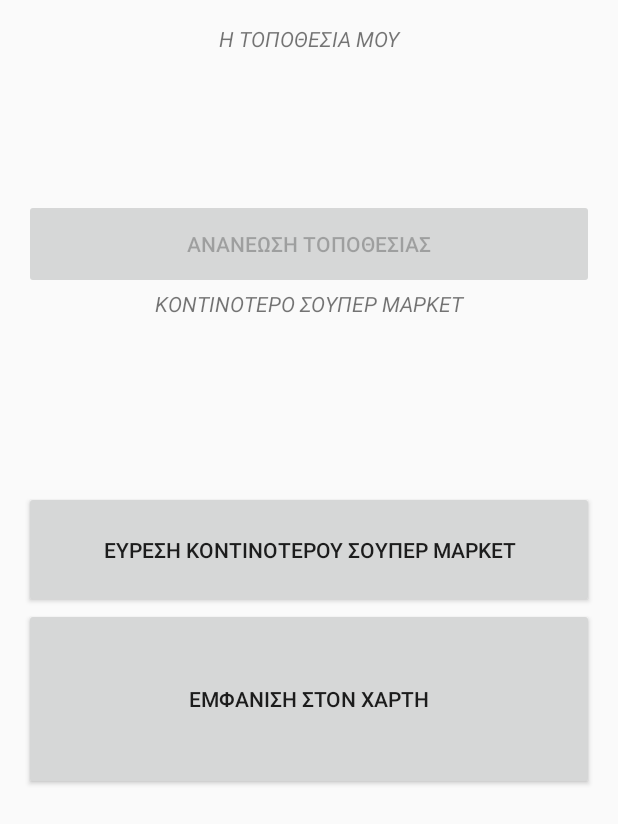
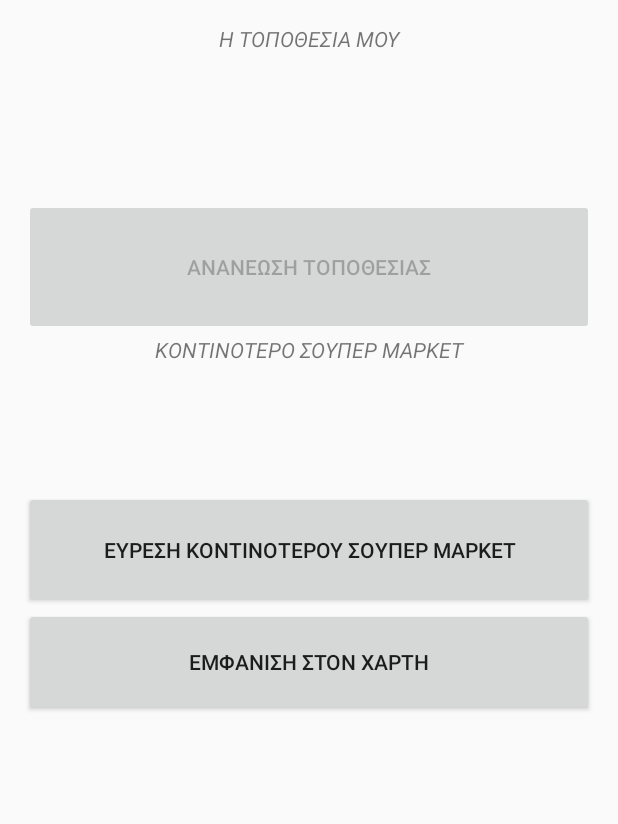
Before and after one commit to Mental1993/LazyTracker, an Android app: the screen it shows after launch (MainActivity), after a tap on "ΕΥΡΕΣΗ ΚΟΝΤΙΝΟΤΕΡΟΥ ΣΟΥΠΕΡ ΜΑΡΚΕΤ", on a phone screen of 412 x 824 dp. Shown: the top 824 px of the screen. Run offline under Robolectric (Android 15) with nearby library versions, the phone set to English and light mode, and no system bars; 2 statements that could not run were skipped; 1 other tap on this screen came first.

Commit message:
Location settings

```diff
--- a/LazyTracker/app/src/main/java/com/example/mental/lazytracker/DatabaseHelper.java
+++ b/LazyTracker/app/src/main/java/com/example/mental/lazytracker/DatabaseHelper.java
@@ -10,6 +10,7 @@ import android.content.ContentValues;
 import android.content.Context;
 import android.database.sqlite.SQLiteDatabase;
 import android.database.sqlite.SQLiteOpenHelper;
+import android.database.sqlite.SQLiteStatement;
 
 public class DatabaseHelper extends SQLiteOpenHelper {
 
@@ -22,7 +23,7 @@ public class DatabaseHelper extends SQLiteOpenHelper {
 
 
     public DatabaseHelper(Context context) {
-        super(context, DATABASE_NAME, null, 1);
+        super(context, DATABASE_NAME, null, 3);
     }
 
     @Override
@@ -50,6 +51,16 @@ public class DatabaseHelper extends SQLiteOpenHelper {
         }
     }
 
+    public void deleteTableData(SQLiteDatabase db) {
+        SQLiteStatement s = db.compileStatement("select count(*) from " + TABLE_NAME);
+        long count = s.simpleQueryForLong();
+        if(count > 0) {
+            db.execSQL("DELETE FROM " + TABLE_NAME);
+        }
+
+
+    }
+
     public Cursor getData() {
         SQLiteDatabase db = this.getWritableDatabase();
         Cursor res = db.rawQuery("select * from " + TABLE_NAME, null);
--- a/LazyTracker/app/src/main/java/com/example/mental/lazytracker/MainActivity.java
+++ b/LazyTracker/app/src/main/java/com/example/mental/lazytracker/MainActivity.java
@@ -32,16 +32,20 @@ import android.widget.Toast;
 
 import java.io.IOException;
 import java.text.DecimalFormat;
+import java.util.ArrayList;
 import java.util.List;
 import java.util.Locale;
 
 public class MainActivity extends Activity implements OnClickListener {
 
+    //Class objects
     DatabaseHelper myDb;
 
     //Number formats
     private static DecimalFormat coordinatesDf = new DecimalFormat(".####");
     private static DecimalFormat distanceDf = new DecimalFormat("###,###.##");
+
+    ArrayList<Location> listLoc;
 
     //Widgets
     private TextView currLocTextView;
@@ -54,13 +58,22 @@ public class MainActivity extends Activity implements OnClickListener {
     private LocationManager locationManager = null;
     private LocationListener locationListener = null;
 
-    //Current Location variables
+    //Launch Location variables
     private Location launchLoc = null;
     private double launchLong = 0;
     private double launchLat = 0;
 
+    //Current Location variables
+    private Location currLoc = null;
+    private double currLong = 0;
+    private double currLat = 0;
+
+
+
     private Boolean flag = false;
     private Boolean networkAvaliableFlag = false;
+    private int index;
+    private float min;
 
 
     @Override
@@ -70,10 +83,13 @@ public class MainActivity extends Activity implements OnClickListener {
 
         locationManager = (LocationManager) getSystemService(Context.LOCATION_SERVICE);
 
+        //locationObject = new LocationClass();
         myDb = new DatabaseHelper(this);
-        insertLocation(myDb, "Super Market 1", 41.090289, 23.549635);
-        insertLocation(myDb, "Super Market 2", 41.090798, 23.547200);
-        insertLocation(myDb, "Super Market 3", 41.092136, 23.552884);
+       // myDb.onCreate(myDb.getWritableDatabase());
+        myDb.deleteTableData(myDb.getWritableDatabase());
+        insertLocation(myDb, "Super Market 1", 23.549635, 41.090289);
+        insertLocation(myDb, "Super Market 2", 23.547200, 41.090798);
+        insertLocation(myDb, "Super Market 3", 23.552884, 41.092136);
 
 
         //Lock screen for always Portrait mode
@@ -94,11 +110,14 @@ public class MainActivity extends Activity implements OnClickListener {
                 return;
             }
             launchLoc = locationManager.getLastKnownLocation(LocationManager.NETWORK_PROVIDER);
+            currLoc = launchLoc;
             if (launchLoc != null) {
                 launchLong = launchLoc.getLongitude();
                 launchLat = launchLoc.getLatitude();
                 currLocTextView.setText("Τελευταία γνωστή τοποθεσία: Longtitude = " + coordinatesDf.format(launchLong) + " και latitude = " + coordinatesDf.format(launchLat) + "\n" +
                         "dieuthinsi " + getName(launchLoc, "address") + " poli " + getName(launchLoc, "city") + " xwra " + getName(launchLoc, "country"));
+                currLong = launchLong;
+                currLat = launchLat;
             }
         }
     }
@@ -142,11 +161,22 @@ public class MainActivity extends Activity implements OnClickListener {
             //empy database
             return;
         }else {
-            StringBuffer buffer = new StringBuffer();
+            listLoc = new ArrayList<>();
+            min = 1000000000;
+            int i = 0;
+            index = -1;
             while(res.moveToNext()) {
-                buffer.append("ID " + res.getString(0) + "\nName " + res.getString(1) + "\nLong " + res.getString(2) + "\nLat " + res.getString(3) + "\n\n");
+                Location loc = new Location("");
+                loc.setLongitude(Double.parseDouble(res.getString(2)));
+                loc.setLatitude(Double.parseDouble(res.getString(3)));
+                listLoc.add(new Location(loc));
+                if(currLoc.distanceTo(listLoc.get(i)) < min) {
+                    min = currLoc.distanceTo(listLoc.get(i));
+                    index = i;
                 }
-            //closestMarketTextView.setText(buffer);
+                i++;
+            }
+            closestMarketTextView.setText("Closest distance is " + min + " με διευθυνση " + getName(listLoc.get(index), "address"));
         }
     }
 
@@ -170,8 +200,10 @@ public class MainActivity extends Activity implements OnClickListener {
 
     @Override
     public void onClick(View v) {
+        switch(v.getId()) {
+            case R.id.updateLocButton:
             flag = displayGpsStatus();
-        if(flag) {
+                if (flag) {
                     locationListener = new MyLocationListener();
 
                     if (ActivityCompat.checkSelfPermission(this, Manifest.permission.ACCESS_FINE_LOCATION) != PackageManager.PERMISSION_GRANTED && ActivityCompat.checkSelfPermission(this, Manifest.permission.ACCESS_COARSE_LOCATION) != PackageManager.PERMISSION_GRANTED) {
@@ -180,6 +212,8 @@ public class MainActivity extends Activity implements OnClickListener {
                     locationManager.requestLocationUpdates(LocationManager.GPS_PROVIDER, 5000, 10, locationListener);
                 }
                 updateLocButton.setEnabled(false);
+                break;
+        }
     }
 
     public String getName(Location loc, String dataType) {
@@ -206,18 +240,23 @@ public class MainActivity extends Activity implements OnClickListener {
         } catch (IOException e) {
             e.printStackTrace();
         }
-        return null;
+        return "No further information found";
     }
+
+
 
 
     private class MyLocationListener implements LocationListener {
 
         @Override
         public void onLocationChanged(Location location) {
+            currLoc = location;
+            currLong = location.getLongitude();
+            currLat = location.getLatitude();
             Toast.makeText(getBaseContext(),"Η τοποθεσία άλλαξε : Lat: " +
                             coordinatesDf.format(location.getLatitude())+ " Lng: " + coordinatesDf.format(location.getLongitude()),
                     Toast.LENGTH_SHORT).show();
-            currLocTextView.setText("Τελευταία γνωστή τοποθεσία: Longtitude = " + coordinatesDf.format(location.getLongitude()) + " και latitude = " + coordinatesDf.format(location.getLatitude()) + "\n" +
+            currLocTextView.setText("Τελευταία γνωστή τοποθεσία: Longtitude = " + coordinatesDf.format(currLong) + " και latitude = " + coordinatesDf.format(currLat) + "\n" +
                     "dieuthinsi " + getName(location, "address") + " poli " + getName(location, "city") + " xwra " + getName(location, "country"));
 
         }
--- a/LazyTracker/app/src/main/res/layout/activity_main.xml
+++ b/LazyTracker/app/src/main/res/layout/activity_main.xml
@@ -35,14 +35,14 @@
             android:id="@+id/updateLocButton"
             android:textAlignment="center"
             android:textAllCaps="false"
-            android:layout_weight="0.02"/>
+            android:layout_weight="0.07"/>
 
         <TextView
             android:text="ΚΟΝΤΙΝΟΤΕΡΟ ΣΟΥΠΕΡ ΜΑΡΚΕΤ"
             android:layout_width="match_parent"
             android:layout_height="wrap_content"
             android:id="@+id/closestMarketTextView"
-            android:layout_weight="0.19"
+            android:layout_weight="0.14"
             android:textAlignment="center"
             android:textStyle="normal|italic" />
 
@@ -59,6 +59,6 @@
             android:layout_width="match_parent"
             android:layout_height="wrap_content"
             android:id="@+id/showMapButton"
-            android:layout_weight="0.12" />
+            android:layout_weight="0.04" />
     </LinearLayout>
 </RelativeLayout>
```
Lines whose indentation alone changed are shown as unchanged.
